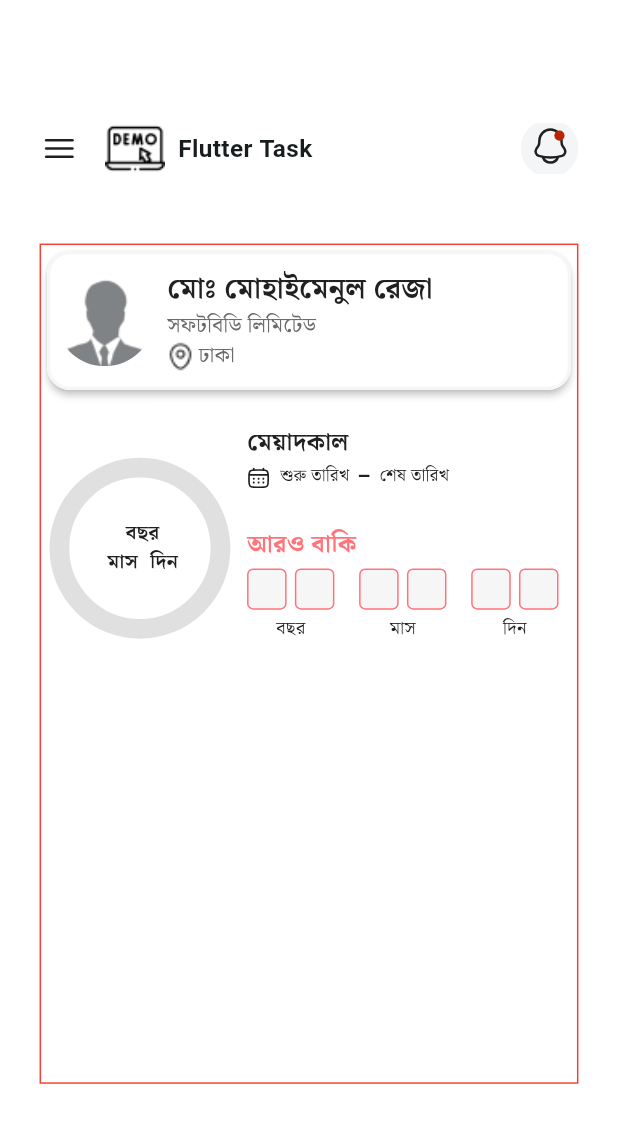
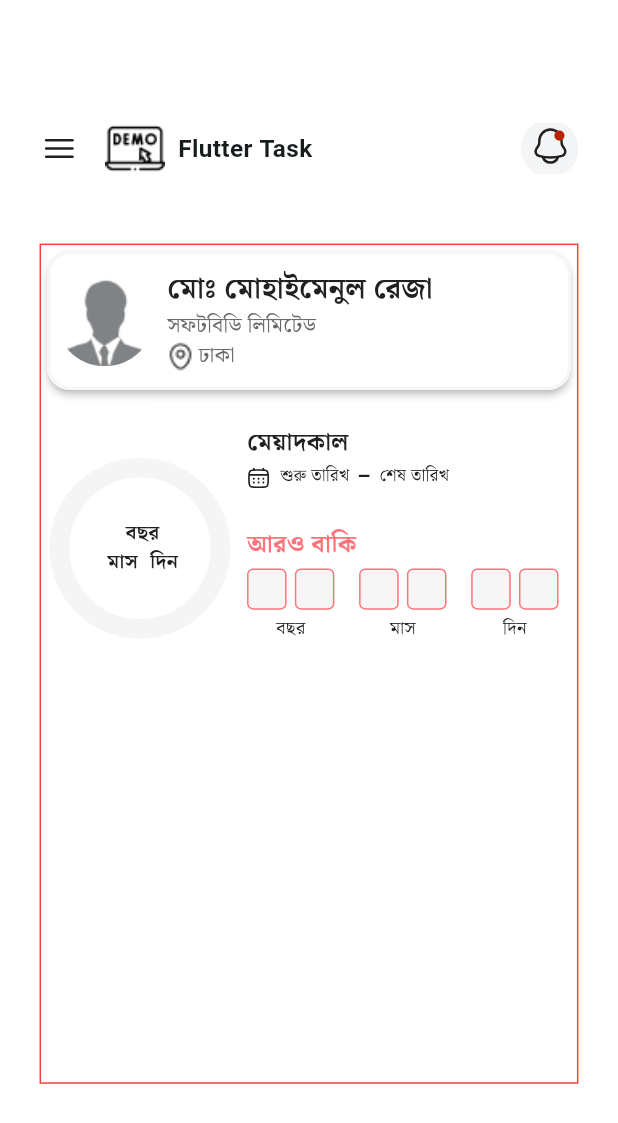
Before and after one commit to hossain-eee/Assginment-Project, a Flutter app: the screen it shows after launch, on a phone screen of 412 x 824 dp. Shown: the top 1123 px of the screen. Run offline on Flutter 3.47's test engine with Material 3 defaults, Android fonts, the phone set to English and light mode, and no system bars; our stand-ins replace flutter_screenutil, flutter_svg, get, google_fonts.

Commit message:
#1apply gradient color in CircularBar fill color

```diff
--- a/lib/presentation/ui/screens/utility/app_color.dart
+++ b/lib/presentation/ui/screens/utility/app_color.dart
@@ -13,4 +13,11 @@ class AppColor {
 // Background color
   static const Color contentBackground = Color(0xFFF6F6F6); // Defined color #F6F6F6
 
+  //Circular ProgressBar grey color
+ static const Color circularBarGrey= Color(0xFFF5F5F5);
+//Linear gradient color
+static const Color linearColor1 = Color(0xFF86B560);
+static const Color linearColor2 = Color(0xFF336F4A);
+
+
 }
```
Also changed, not shown: lib/presentation/ui/widgets/home/counting_circular_progress_bar.dart (+11 -2 lines).
